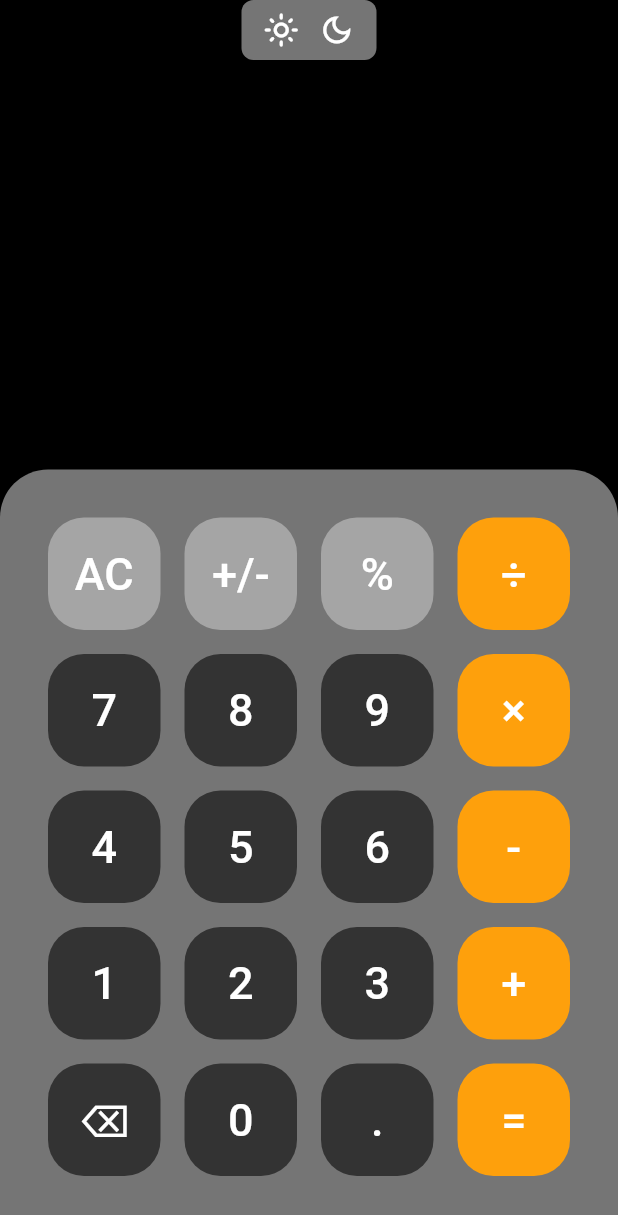
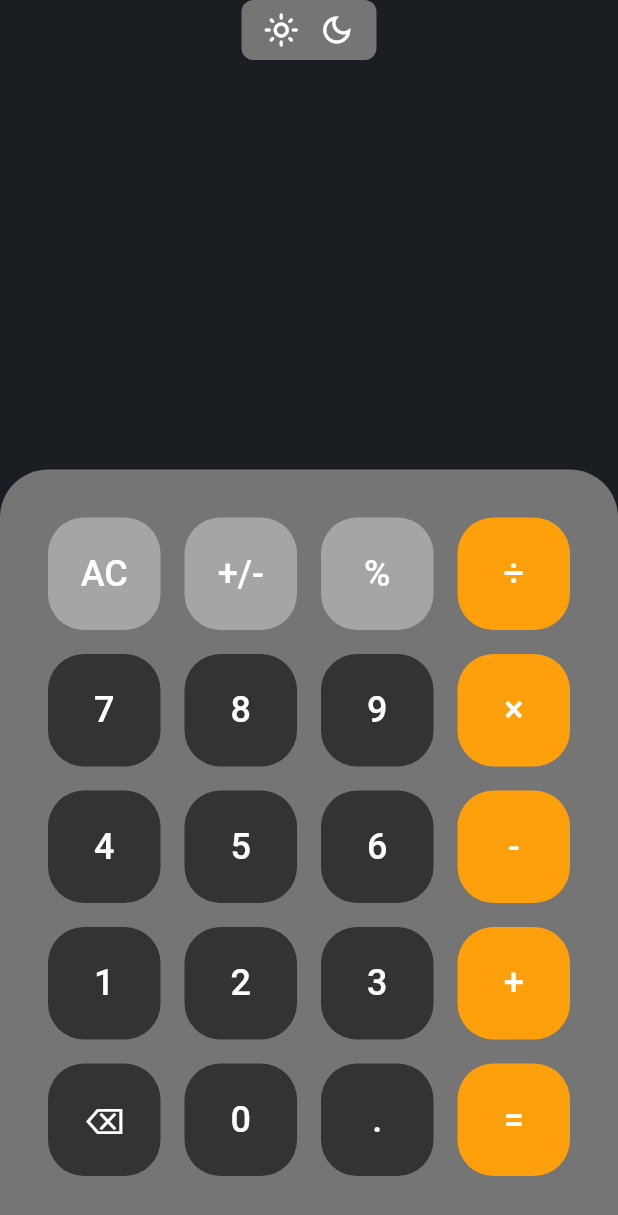
Before and after one commit to AghaDurrezKhan/flutter-calculator-app, a Flutter app: the screen it shows after launch, after a tap on "AC", on a phone screen of 412 x 824 dp. Shown: the top 1215 px of the screen. Run offline on Flutter 3.47's test engine with Material 2 defaults, Android fonts, the phone set to English and light mode, and no system bars; our stand-ins replace math_expressions, velocity_x.

Commit message:
delete button fix and UI changes

```diff
--- a/lib/components/button.dart
+++ b/lib/components/button.dart
@@ -5,6 +5,7 @@ class MyCustomButton extends StatelessWidget {
       {required this.buttonText,
       this.color = const Color(0xFF333333),
       this.onPressed});
+
   final String buttonText;
   final Color color;
   final Function()? onPressed;
@@ -25,7 +26,7 @@ class MyCustomButton extends StatelessWidget {
         child: Center(
             child: Text(
           buttonText,
-          style: const TextStyle(color: Colors.white, fontSize: 30),
+          style: const TextStyle(color: Colors.white, fontSize: 24),
         )),
       ),
     );
--- a/lib/components/button_container.dart
+++ b/lib/components/button_container.dart
@@ -186,16 +186,15 @@ class _DisplayWithButtonsContainerState
                 mainAxisAlignment: MainAxisAlignment.spaceBetween,
                 children: [
                   MyCustomButton(
-                    buttonText: '⌫',
-                    onPressed: () {
-                      _updateExpressionByAddingValue(
+                      buttonText: '⌫',
+                      onPressed: () {
+                        setState(() {
                           displayValue = displayValue.substring(
-                              0, displayValue.length - 1),
-                          valueToShow: '');
-                      actualExpression = actualExpression.substring(
-                          0, actualExpression.length - 1);
-                    },
-                  ),
+                              0, displayValue.length - 1);
+                          actualExpression = actualExpression.substring(
+                              0, actualExpression.length - 1);
+                        });
+                      }),
                   MyCustomButton(
                     buttonText: '0',
                     onPressed: () {
--- a/lib/main.dart
+++ b/lib/main.dart
@@ -23,7 +23,7 @@ class MyCalculator extends StatelessWidget {
           onSecondary: Colors.white,
           error: Color(0xFFDC4F42),
           onError: Colors.white,
-          background: Colors.black,
+          background: Color(0xFF1A1D21),
           onBackground: Colors.white,
           surface: Color(0xFFa5a5a5),
           onSurface: Color(0xFF070707),
```
